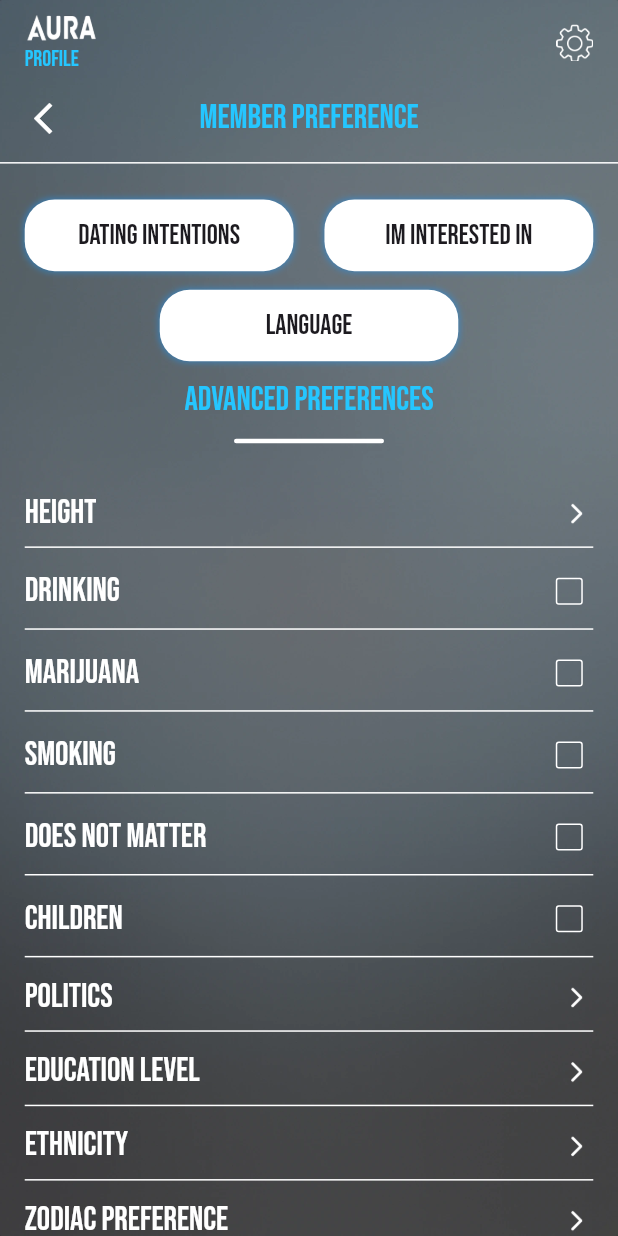
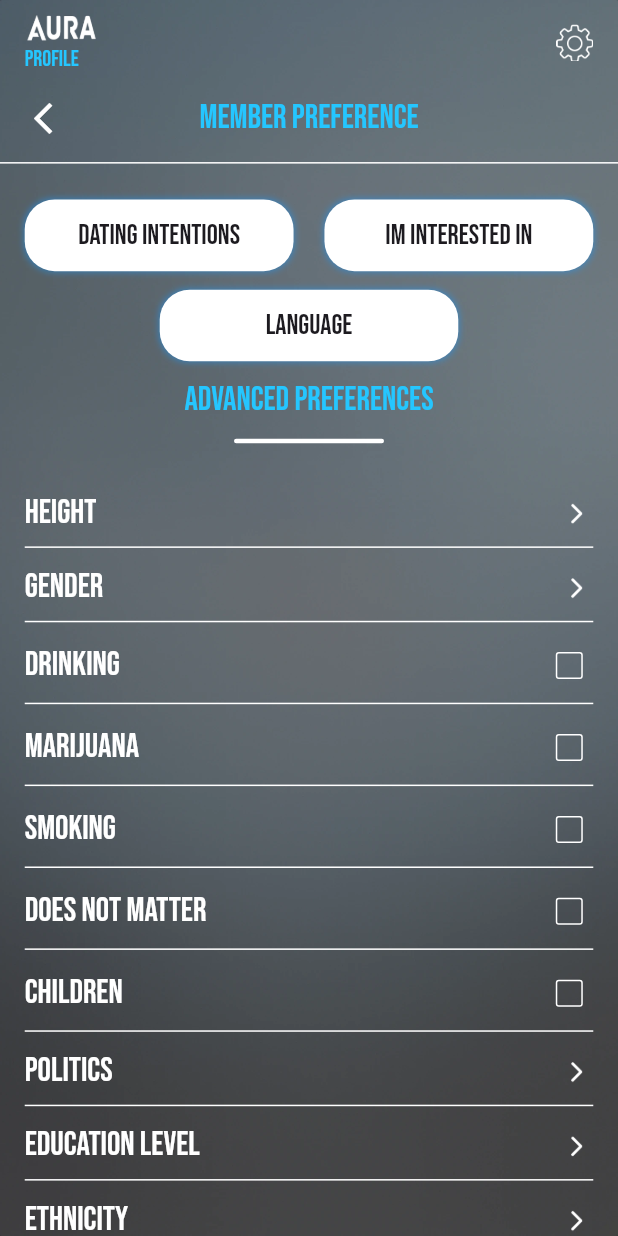
Before and after one commit to Irfanhossain909/aura, a Flutter app: the screen it shows after launch, on a phone screen of 412 x 824 dp. Run offline on Flutter 3.47's test engine with Material 3 defaults, Android fonts, the phone set to English and light mode, and no system bars; our stand-ins replace cached_network_image, get, skeletonizer.

Commit message:
Add gender selection screen with routing and binding. Update member preference screen to navigate to gender selection.

```diff
--- a/lib/routes/app_routes.dart
+++ b/lib/routes/app_routes.dart
@@ -8,4 +8,5 @@ class AppRoutes {
   final String datingIntensionsScreen = "/dating-intensions-screen";
   final String ethnicityScreen = "/ethnicity-screen";
   final String zoodiacPrefereanceScreen = "/zoodiac-prefereance-screen";
+  final String genderSelectionScreen = "/gender-selection-screen";
 }
--- a/lib/routes/app_routes_file.dart
+++ b/lib/routes/app_routes_file.dart
@@ -2,6 +2,7 @@ import 'package:aura/routes/app_routes.dart';
 import 'package:aura/routes/bindings/app_binding.dart';
 import 'package:aura/screens/extentions_screens/dating_intensions_screen/dating_intensions_screen.dart';
 import 'package:aura/screens/extentions_screens/ethnicity_screen/ethnicity_screen.dart';
+import 'package:aura/screens/extentions_screens/gender_selection_screen/gender_selection_screen.dart';
 import 'package:aura/screens/extentions_screens/zoodiac_prefereance_screen/zoodiac_prefereance_screen.dart';
 import 'package:aura/screens/extentions_screens/im_interested_in_screen/im_interested_in_screen.dart';
 import 'package:aura/screens/extentions_screens/member_prefference_screen/member_prefference_screen.dart';
@@ -52,4 +53,9 @@ List<GetPage> appRootRoutesFile = <GetPage>[
     binding: AppBinding(),
     page: () => const ZoodiacPrefereanceScreen(),
   ),
+  GetPage(
+    name: AppRoutes.instance.genderSelectionScreen,
+    binding: AppBinding(),
+    page: () => const GenderSelectionScreen(),
+  ),
 ];
--- a/lib/routes/bindings/app_binding.dart
+++ b/lib/routes/bindings/app_binding.dart
@@ -1,5 +1,6 @@
 import 'package:aura/screens/extentions_screens/dating_intensions_screen/controler/dating_intensions_controller.dart';
 import 'package:aura/screens/extentions_screens/ethnicity_screen/controller/ethnicity_controller.dart';
+import 'package:aura/screens/extentions_screens/gender_selection_screen/controller/gender_selection_controller.dart';
 import 'package:aura/screens/extentions_screens/im_interested_in_screen/controller/im_interested_in_controller.dart';
 import 'package:aura/screens/extentions_screens/member_prefference_screen/controler/member_prefference_controller.dart';
 import 'package:aura/screens/extentions_screens/zoodiac_prefereance_screen/controller/zoodiac_prefereance_controller.dart';
@@ -13,5 +14,6 @@ class AppBinding extends Bindings {
     Get.lazyPut(() => DatingIntensionsController());
     Get.lazyPut(() => EthnicityController());
     Get.lazyPut(() => ZoodiacPrefereanceController());
+    Get.lazyPut(() => GenderSelectionController());
   }
 }
--- /dev/null
+++ b/lib/screens/extentions_screens/gender_selection_screen/controller/gender_selection_controller.dart
@@ -0,0 +1,22 @@
+import 'package:get/get.dart';
+
+class GenderSelectionController extends GetxController {
+  String? selectedGender;
+
+  List<String> genderOptions = [
+    "MAN",
+    "WOMEN",
+    "NON-BINARY PEOPLE",
+    "TRANS MAN",
+    "TRANS WOMAN",
+  ];
+
+  void selectGender(String gender) {
+    selectedGender = gender;
+    update();
+  }
+
+  bool isSelected(String gender) {
+    return selectedGender == gender;
+  }
+}
--- /dev/null
+++ b/lib/screens/extentions_screens/gender_selection_screen/gender_selection_screen.dart
@@ -0,0 +1,47 @@
+import 'package:aura/screens/extentions_screens/gender_selection_screen/controller/gender_selection_controller.dart';
+import 'package:aura/utils/applog/app_size.dart';
+import 'package:aura/widgets/app_bar/custom_appber.dart';
+import 'package:aura/widgets/app_images/scaffold_with_bg_image.dart';
+import 'package:aura/widgets/app_row_item_with_checkbox/app_row_item_with_radio.dart';
+import 'package:flutter/material.dart';
+import 'package:get/state_manager.dart';
+
+class GenderSelectionScreen extends StatelessWidget {
+  const GenderSelectionScreen({super.key});
+
+  @override
+  Widget build(BuildContext context) {
+    return ScaffoldWithBgImage(
+      body: GetBuilder<GenderSelectionController>(
+        init: GenderSelectionController(),
+        builder: (controller) {
+          return Column(
+            children: [
+              CustomAppBar(
+                action: SizedBox(),
+                logoUnderText: "GENDER",
+                title: "GENDER",
+              ),
+
+              Padding(
+                padding: const EdgeInsets.all(8.0),
+                child: Column(
+                  spacing: AppSize.size.height * 0.015,
+                  children: controller.genderOptions.map((gender) {
+                    return RowItemWithDividerWithRadio(
+                      text: gender,
+                      isChecked: controller.isSelected(gender),
+                      onTap: () => controller.selectGender(gender),
+                      onRadioChanged: (value) =>
+                          controller.selectGender(gender),
+                    );
+                  }).toList(),
+                ),
+              ),
+            ],
+          );
+        },
+      ),
+    );
+  }
+}
--- a/lib/screens/extentions_screens/member_prefference_screen/member_prefference_screen.dart
+++ b/lib/screens/extentions_screens/member_prefference_screen/member_prefference_screen.dart
@@ -107,6 +107,11 @@ class MemberPrefferenceScreen extends StatelessWidget {
                               ),
                               Gap(height: 10),
                               RowItemWithDivider(text: "HEIGHT"),
+                              RowItemWithDivider(
+                                onTap: () {
+                                  Get.toNamed(AppRoutes.instance.genderSelectionScreen);
+                                },
+                                text: "GENDER"),
                               RowItemWithDividerWithCheckBox(
                                 text: "DRINKING",
                                 isChecked: controller.drinkingChecked.value,
--- a/lib/widgets/app_bar/custom_appber.dart
+++ b/lib/widgets/app_bar/custom_appber.dart
@@ -4,6 +4,7 @@ import 'package:aura/utils/applog/app_size.dart';
 import 'package:aura/widgets/app_images/app_image.dart';
 import 'package:aura/widgets/text/app_text.dart';
 import 'package:flutter/material.dart';
+import 'package:get/route_manager.dart';
 
 class CustomAppBar extends StatelessWidget {
   final Widget? action;
@@ -67,7 +68,7 @@ class CustomAppBar extends StatelessWidget {
               children: [
                 // Back button
                 GestureDetector(
-                  onTap: () => Navigator.pop(context),
+                  onTap: () => Get.back(),
                   child: Icon(
                     Icons.arrow_back_ios_new,
                     color: AppColors.instance.white,
```
Also changed, not shown: lib/widgets/app_row_item_with_checkbox/app_row_item_with_radio.dart (added, +64 -0 lines).
